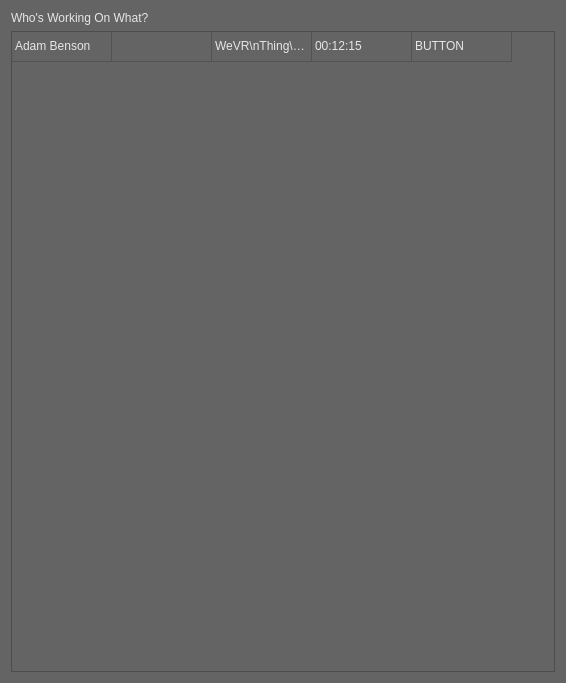
Above: Python/Utilities/time_lord/ui/time_lord_scope.ui from SleepDeprivedVFX/t_sheets_listener before the change. Below: the same form after it.
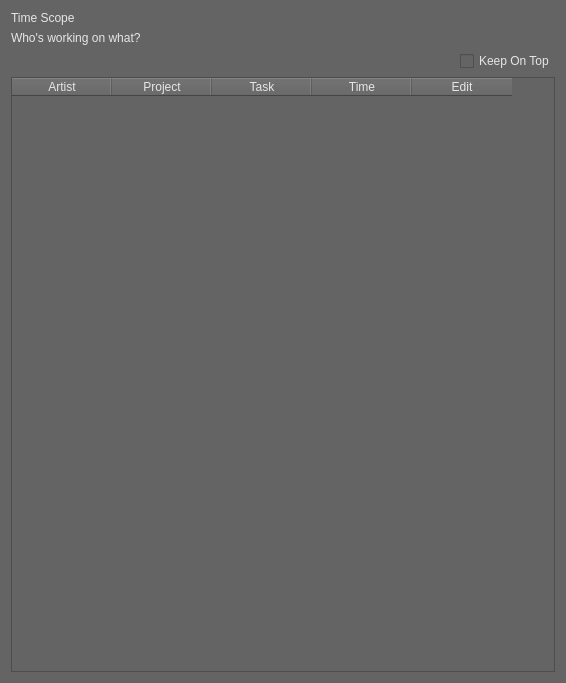
That is the form after the change.

Commit message: Changed the UI and now there are goofy issues.

```diff
--- a/Python/Utilities/time_lord/ui/time_lord_scope.ui
+++ b/Python/Utilities/time_lord/ui/time_lord_scope.ui
@@ -24,23 +24,62 @@
       <string notr="true">font: 75 16pt &quot;MS Shell Dlg 2&quot;;</string>
      </property>
      <property name="text">
-      <string>Who's Working On What?</string>
+      <string>Time Scope</string>
      </property>
     </widget>
    </item>
+   <item>
+    <widget class="QLabel" name="question">
+     <property name="styleSheet">
+      <string notr="true">font: 12pt &quot;MS Shell Dlg 2&quot;;</string>
+     </property>
+     <property name="text">
+      <string>Who's working on what?</string>
+     </property>
+    </widget>
+   </item>
+   <item>
+    <layout class="QHBoxLayout" name="horizontalLayout">
+     <item>
+      <spacer name="horizontalSpacer">
+       <property name="orientation">
+        <enum>Qt::Horizontal</enum>
+       </property>
+       <property name="sizeHint" stdset="0">
+        <size>
+         <width>40</width>
+         <height>20</height>
+        </size>
+       </property>
+      </spacer>
+     </item>
+     <item>
+      <widget class="QCheckBox" name="stay_on_top">
+       <property name="text">
+        <string>Keep On Top</string>
+       </property>
+      </widget>
+     </item>
+    </layout>
+   </item>
    <item>
     <widget class="QTableWidget" name="slave_list">
+     <property name="styleSheet">
+      <string notr="true">QHeaderView::section{
+	
+	background-color: rgb(97, 97, 97);
+}
+QTableView::item{
+	border: 0px;
+	padding: 5px;
+}</string>
+     </property>
      <attribute name="horizontalHeaderVisible">
-      <bool>false</bool>
+      <bool>true</bool>
      </attribute>
      <attribute name="verticalHeaderVisible">
       <bool>false</bool>
      </attribute>
-     <row>
-      <property name="text">
-       <string>1</string>
-      </property>
-     </row>
      <column>
       <property name="text">
        <string>Artist</string>
@@ -66,26 +105,6 @@
        <string>Edit</string>
       </property>
      </column>
-     <item row="0" column="0">
-      <property name="text">
-       <string>Adam Benson</string>
-      </property>
-     </item>
-     <item row="0" column="2">
-      <property name="text">
-       <string>WeVR\nThing\nTask</string>
-      </property>
-     </item>
-     <item row="0" column="3">
-      <property name="text">
-       <string>00:12:15</string>
-      </property>
-     </item>
-     <item row="0" column="4">
-      <property name="text">
-       <string>BUTTON</string>
-      </property>
-     </item>
     </widget>
    </item>
   </layout>
```
The commit also changes 1 other file.
